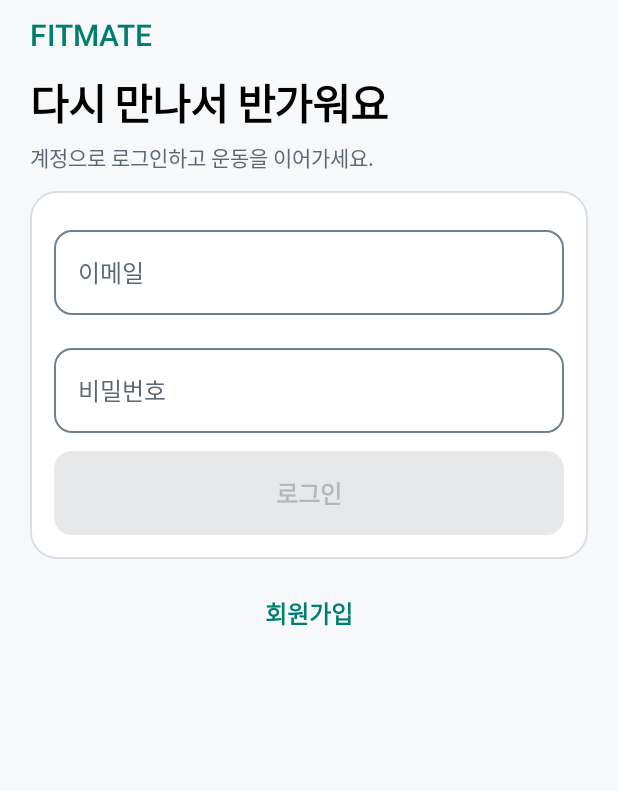
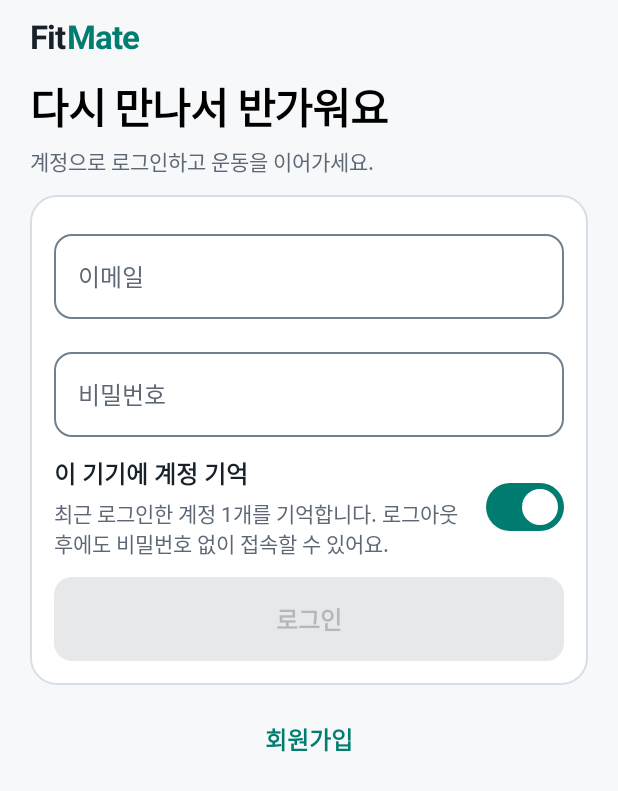
Before and after one commit to SEUIL/fitmate, an Android app built with Jetpack Compose: the @Preview function FitMatePrototypePreview, on a phone screen of 412 x 824 dp. Shown: the top 791 px of the screen. Run offline under Robolectric (Android 15) with nearby library versions, the phone set to English and light mode, and no system bars; network calls fail; pictures from the network do not load.

Commit message:
feat(auth): remember login account and unify mint branding (#47)
Co-authored-by: DESKTOP-882H7C0\User <0919>

```diff
--- a/android/app/src/main/java/com/fitmate/app/ui/FitMatePrototypeApp.kt
+++ b/android/app/src/main/java/com/fitmate/app/ui/FitMatePrototypeApp.kt
@@ -407,7 +407,7 @@ fun FitMatePrototypeApp(
                     integrationScope.launch {
                         withContext(Dispatchers.IO) {
                             runCatching { apiClient.logout() }
-                            apiClient.clearSession()
+                            apiClient.clearSession(keepRememberedAccount = true)
                         }
                         workoutSession?.pause()
                         RunTrackingService.stop(context)
@@ -419,6 +419,7 @@ fun FitMatePrototypeApp(
                 onFollowRequests = { route = PrototypeRoute.FOLLOW_REQUESTS },
                 onReports = { route = PrototypeRoute.REPORTS },
                 onOpenAdmin = { route = PrototypeRoute.ADMIN },
+                remembersAccount = apiClient.rememberedEmail() != null,
             )
             PrototypeRoute.APPEARANCE -> Screen(Modifier.padding(padding), background = MaterialTheme.colorScheme.background) {
                 Text("앱 전체에 적용할 테마를 선택하세요.", color = MaterialTheme.colorScheme.onSurfaceVariant)
--- a/android/app/src/main/java/com/fitmate/app/ui/ServerAccount.kt
+++ b/android/app/src/main/java/com/fitmate/app/ui/ServerAccount.kt
@@ -215,23 +215,72 @@ internal fun profilePatch(before: UserProfile, after: UserProfile, version: Long
     var password by remember { mutableStateOf("") }
     var busy by remember { mutableStateOf(false) }
     var error by remember { mutableStateOf<String?>(null) }
-    Text("FITMATE", color = MaterialTheme.colorScheme.primary, style = MaterialTheme.typography.titleLarge)
+    var rememberAccount by remember { mutableStateOf(true) }
+    var rememberedEmail by remember { mutableStateOf<String?>(null) }
+    var loadingRemembered by remember { mutableStateOf(true) }
+    var continuing by remember { mutableStateOf(false) }
+    var errorFromRemembered by remember { mutableStateOf(false) }
+    LaunchedEffect(api) {
+        try { rememberedEmail = withContext(Dispatchers.IO) { api.rememberedEmail() } }
+        catch (failure: Exception) {
+            if (failure is kotlinx.coroutines.CancellationException) throw failure
+            error = failure.message ?: "기억한 계정을 불러오지 못했어요."
+        } finally { loadingRemembered = false }
+    }
+    FitMateWordmark()
     SocialScreenTitle("다시 만나서 반가워요", "계정으로 로그인하고 운동을 이어가세요.")
+    rememberedEmail?.let { savedEmail -> WorkoutCard {
+        Text("기억한 계정", style = MaterialTheme.typography.titleMedium)
+        Text(savedEmail, style = MaterialTheme.typography.bodyLarge)
+        ErrorText(error.takeIf { errorFromRemembered })
+        AuthAction(if (continuing) "접속 중…" else "이 계정으로 계속하기", enabled = !busy) {
+            busy = true; continuing = true; error = null; errorFromRemembered = true
+            scope.launch {
+                try {
+                    withContext(Dispatchers.IO) { api.continueRememberedAccount() }
+                    signedIn()
+                } catch (failure: Exception) {
+                    if (failure is kotlinx.coroutines.CancellationException) throw failure
+                    error = failure.message ?: "계정에 접속하지 못했어요. 다시 시도해 주세요."
+                    rememberedEmail = withContext(Dispatchers.IO) { api.rememberedEmail() }
+                    if (rememberedEmail == null) email = savedEmail
+                } finally { busy = false; continuing = false }
+            }
+        }
+        TextButton({
+            busy = true; error = null; errorFromRemembered = true
+            scope.launch {
+                try {
+                    withContext(Dispatchers.IO) { api.clearSession() }
+                    rememberedEmail = null
+                } catch (failure: Exception) {
+                    if (failure is kotlinx.coroutines.CancellationException) throw failure
+                    error = failure.message ?: "기억한 계정을 삭제하지 못했어요."
+                } finally { busy = false }
+            }
+        }, Modifier.fillMaxWidth().heightIn(min = 48.dp), enabled = !busy) { Text("기억한 계정 삭제") }
+        Text("삭제하면 이 기기의 간편 접속 정보만 지워집니다.", style = MaterialTheme.typography.bodySmall, color = MaterialTheme.colorScheme.onSurfaceVariant)
+    } }
     WorkoutCard {
     OutlinedTextField(email, { email = it }, Modifier.fillMaxWidth(), label = { Text("이메일") }, singleLine = true, enabled = !busy, shape = androidx.compose.foundation.shape.RoundedCornerShape(12.dp))
     AuthSecretField(password, { password = it }, "비밀번호", !busy)
-    AuthAction(if (busy) "로그인 중…" else "로그인", enabled = !busy && validDemoEmail(email.trim()) && password.isNotEmpty()) {
+    AuthToggle("이 기기에 계정 기억", rememberAccount, { rememberAccount = it }, enabled = !busy,
+        description = "최근 로그인한 계정 1개를 기억합니다. 로그아웃 후에도 비밀번호 없이 접속할 수 있어요.")
+    ErrorText(error.takeIf { !errorFromRemembered || rememberedEmail == null })
+    AuthAction(if (busy && !continuing) "로그인 중…" else "로그인", enabled = !busy && !loadingRemembered && validDemoEmail(email.trim()) && password.isNotEmpty()) {
         val submittedEmail = email.trim(); val submittedPassword = password
-        busy = true; error = null
+        busy = true; error = null; errorFromRemembered = false
         scope.launch {
             try {
-                withContext(Dispatchers.IO) { api.authenticate("auth/login", mapOf("email" to submittedEmail, "password" to submittedPassword)) }
+                withContext(Dispatchers.IO) { api.authenticate("auth/login", mapOf("email" to submittedEmail, "password" to submittedPassword), rememberEmail = submittedEmail.takeIf { rememberAccount }) }
                 password = ""; signedIn()
-            } catch (failure: Exception) { error = failure.message ?: "로그인에 실패했습니다." }
+            } catch (failure: Exception) {
+                if (failure is kotlinx.coroutines.CancellationException) throw failure
+                error = failure.message ?: "로그인에 실패했습니다."
+            }
             finally { busy = false }
         }
     }
-    ErrorText(error)
     }
     TextButton(signup, Modifier.fillMaxWidth().heightIn(min = 48.dp), enabled = !busy) { Text("회원가입") }
 } }
@@ -255,7 +304,7 @@ internal fun profilePatch(before: UserProfile, after: UserProfile, version: Long
         loading || !launchReady -> LaunchScreen()
         account != null -> content(requireNotNull(account))
         sessionError != null -> WorkoutDesignTheme { Screen(Modifier.safeDrawingPadding(), background = MaterialTheme.colorScheme.background) {
-            Text("FITMATE", style = MaterialTheme.typography.titleLarge, color = MaterialTheme.colorScheme.primary)
+            FitMateWordmark()
             StateCard("계정을 불러오지 못했어요", sessionError, androidx.compose.material.icons.Icons.Outlined.ErrorOutline) {
                 AuthAction("다시 시도") { attempt++ }
                 TextButton({ error = null; registration = false }, Modifier.fillMaxWidth().heightIn(min = 48.dp)) { Text("다시 로그인") }
--- a/android/app/src/main/res/drawable/fitmate_launch_symbol_light.xml
+++ b/android/app/src/main/res/drawable/fitmate_launch_symbol_light.xml
@@ -1,14 +1,14 @@
 <vector xmlns:android="http://schemas.android.com/apk/res/android" android:width="40dp" android:height="40dp" android:viewportWidth="100" android:viewportHeight="100">
-<path android:fillColor="#00000000" android:strokeColor="#232B2D" android:strokeWidth="12" android:strokeLineCap="round" android:strokeLineJoin="round" android:pathData="M45,24C35,9 14,17 14,35C14,49 30,64 44,79" />
-    <path android:fillColor="#00000000" android:strokeColor="#49766C" android:strokeWidth="12" android:strokeLineCap="round" android:strokeLineJoin="round" android:pathData="M57,24C68,9 87,17 87,35C87,49 72,63 58,77" />
+<path android:fillColor="#00000000" android:strokeColor="#182129" android:strokeWidth="12" android:strokeLineCap="round" android:strokeLineJoin="round" android:pathData="M45,24C35,9 14,17 14,35C14,49 30,64 44,79" />
+    <path android:fillColor="#00000000" android:strokeColor="#16DFC1" android:strokeWidth="12" android:strokeLineCap="round" android:strokeLineJoin="round" android:pathData="M57,24C68,9 87,17 87,35C87,49 72,63 58,77" />
 <path android:fillColor="#00000000" android:strokeColor="#F6F8FA" android:strokeWidth="17" android:strokeLineCap="round" android:pathData="M40,45L60,45" />
 <path android:fillColor="#00000000" android:strokeColor="#F6F8FA" android:strokeWidth="14" android:strokeLineCap="round" android:pathData="M34,35L34,56" />
 <path android:fillColor="#00000000" android:strokeColor="#F6F8FA" android:strokeWidth="14" android:strokeLineCap="round" android:pathData="M66,35L66,56" />
 <path android:fillColor="#00000000" android:strokeColor="#F6F8FA" android:strokeWidth="14" android:strokeLineCap="round" android:pathData="M25,41L25,50" />
 <path android:fillColor="#00000000" android:strokeColor="#F6F8FA" android:strokeWidth="14" android:strokeLineCap="round" android:pathData="M75,41L75,50" />
-<path android:fillColor="#00000000" android:strokeColor="#232B2D" android:strokeWidth="7" android:strokeLineCap="round" android:pathData="M40,45L60,45" />
-<path android:fillColor="#00000000" android:strokeColor="#232B2D" android:strokeWidth="5" android:strokeLineCap="round" android:pathData="M34,35L34,56" />
-<path android:fillColor="#00000000" android:strokeColor="#232B2D" android:strokeWidth="5" android:strokeLineCap="round" android:pathData="M66,35L66,56" />
-<path android:fillColor="#00000000" android:strokeColor="#232B2D" android:strokeWidth="5" android:strokeLineCap="round" android:pathData="M25,41L25,50" />
-<path android:fillColor="#00000000" android:strokeColor="#232B2D" android:strokeWidth="5" android:strokeLineCap="round" android:pathData="M75,41L75,50" />
+<path android:fillColor="#00000000" android:strokeColor="#182129" android:strokeWidth="7" android:strokeLineCap="round" android:pathData="M40,45L60,45" />
+<path android:fillColor="#00000000" android:strokeColor="#182129" android:strokeWidth="5" android:strokeLineCap="round" android:pathData="M34,35L34,56" />
+<path android:fillColor="#00000000" android:strokeColor="#182129" android:strokeWidth="5" android:strokeLineCap="round" android:pathData="M66,35L66,56" />
+<path android:fillColor="#00000000" android:strokeColor="#182129" android:strokeWidth="5" android:strokeLineCap="round" android:pathData="M25,41L25,50" />
+<path android:fillColor="#00000000" android:strokeColor="#182129" android:strokeWidth="5" android:strokeLineCap="round" android:pathData="M75,41L75,50" />
 </vector>
--- a/android/app/src/main/res/drawable/fitmate_launcher_background.xml
+++ b/android/app/src/main/res/drawable/fitmate_launcher_background.xml
@@ -1 +1 @@
-<shape xmlns:android="http://schemas.android.com/apk/res/android" android:shape="rectangle"><solid android:color="#232B2D" /></shape>
+<shape xmlns:android="http://schemas.android.com/apk/res/android" android:shape="rectangle"><solid android:color="#1C2025" /></shape>
--- a/android/app/src/main/res/drawable/fitmate_symbol.xml
+++ b/android/app/src/main/res/drawable/fitmate_symbol.xml
@@ -1,14 +1,14 @@
 <vector xmlns:android="http://schemas.android.com/apk/res/android" android:width="40dp" android:height="40dp" android:viewportWidth="100" android:viewportHeight="100">
-<path android:fillColor="#00000000" android:strokeColor="#F8F7F2" android:strokeWidth="12" android:strokeLineCap="round" android:strokeLineJoin="round" android:pathData="M45,24C35,9 14,17 14,35C14,49 30,64 44,79" />
-    <path android:fillColor="#00000000" android:strokeColor="#49766C" android:strokeWidth="12" android:strokeLineCap="round" android:strokeLineJoin="round" android:pathData="M57,24C68,9 87,17 87,35C87,49 72,63 58,77" />
-<path android:fillColor="#00000000" android:strokeColor="#232B2D" android:strokeWidth="17" android:strokeLineCap="round" android:pathData="M40,45L60,45" />
-<path android:fillColor="#00000000" android:strokeColor="#232B2D" android:strokeWidth="14" android:strokeLineCap="round" android:pathData="M34,35L34,56" />
-<path android:fillColor="#00000000" android:strokeColor="#232B2D" android:strokeWidth="14" android:strokeLineCap="round" android:pathData="M66,35L66,56" />
-<path android:fillColor="#00000000" android:strokeColor="#232B2D" android:strokeWidth="14" android:strokeLineCap="round" android:pathData="M25,41L25,50" />
-<path android:fillColor="#00000000" android:strokeColor="#232B2D" android:strokeWidth="14" android:strokeLineCap="round" android:pathData="M75,41L75,50" />
-<path android:fillColor="#00000000" android:strokeColor="#F8F7F2" android:strokeWidth="7" android:strokeLineCap="round" android:pathData="M40,45L60,45" />
-<path android:fillColor="#00000000" android:strokeColor="#F8F7F2" android:strokeWidth="5" android:strokeLineCap="round" android:pathData="M34,35L34,56" />
-<path android:fillColor="#00000000" android:strokeColor="#F8F7F2" android:strokeWidth="5" android:strokeLineCap="round" android:pathData="M66,35L66,56" />
-<path android:fillColor="#00000000" android:strokeColor="#F8F7F2" android:strokeWidth="5" android:strokeLineCap="round" android:pathData="M25,41L25,50" />
-<path android:fillColor="#00000000" android:strokeColor="#F8F7F2" android:strokeWidth="5" android:strokeLineCap="round" android:pathData="M75,41L75,50" />
+<path android:fillColor="#00000000" android:strokeColor="#F5F7FA" android:strokeWidth="12" android:strokeLineCap="round" android:strokeLineJoin="round" android:pathData="M45,24C35,9 14,17 14,35C14,49 30,64 44,79" />
+    <path android:fillColor="#00000000" android:strokeColor="#16DFC1" android:strokeWidth="12" android:strokeLineCap="round" android:strokeLineJoin="round" android:pathData="M57,24C68,9 87,17 87,35C87,49 72,63 58,77" />
+<path android:fillColor="#00000000" android:strokeColor="#1C2025" android:strokeWidth="17" android:strokeLineCap="round" android:pathData="M40,45L60,45" />
+<path android:fillColor="#00000000" android:strokeColor="#1C2025" android:strokeWidth="14" android:strokeLineCap="round" android:pathData="M34,35L34,56" />
+<path android:fillColor="#00000000" android:strokeColor="#1C2025" android:strokeWidth="14" android:strokeLineCap="round" android:pathData="M66,35L66,56" />
+<path android:fillColor="#00000000" android:strokeColor="#1C2025" android:strokeWidth="14" android:strokeLineCap="round" android:pathData="M25,41L25,50" />
+<path android:fillColor="#00000000" android:strokeColor="#1C2025" android:strokeWidth="14" android:strokeLineCap="round" android:pathData="M75,41L75,50" />
+<path android:fillColor="#00000000" android:strokeColor="#F5F7FA" android:strokeWidth="7" android:strokeLineCap="round" android:pathData="M40,45L60,45" />
+<path android:fillColor="#00000000" android:strokeColor="#F5F7FA" android:strokeWidth="5" android:strokeLineCap="round" android:pathData="M34,35L34,56" />
+<path android:fillColor="#00000000" android:strokeColor="#F5F7FA" android:strokeWidth="5" android:strokeLineCap="round" android:pathData="M66,35L66,56" />
+<path android:fillColor="#00000000" android:strokeColor="#F5F7FA" android:strokeWidth="5" android:strokeLineCap="round" android:pathData="M25,41L25,50" />
+<path android:fillColor="#00000000" android:strokeColor="#F5F7FA" android:strokeWidth="5" android:strokeLineCap="round" android:pathData="M75,41L75,50" />
 </vector>
```
Also changed, not shown: android/app/src/main/java/com/fitmate/app/data/remote/FitMateApiClient.kt (+42 -6 lines), android/app/src/main/java/com/fitmate/app/data/remote/SessionTokenStore.kt (+20 -6 lines), android/app/src/main/java/com/fitmate/app/ui/SocialDesign.kt (+12 -6 lines), android/app/src/main/res/drawable/fitmate_launcher_foreground.xml (+12 -12 lines), 8 other files.
